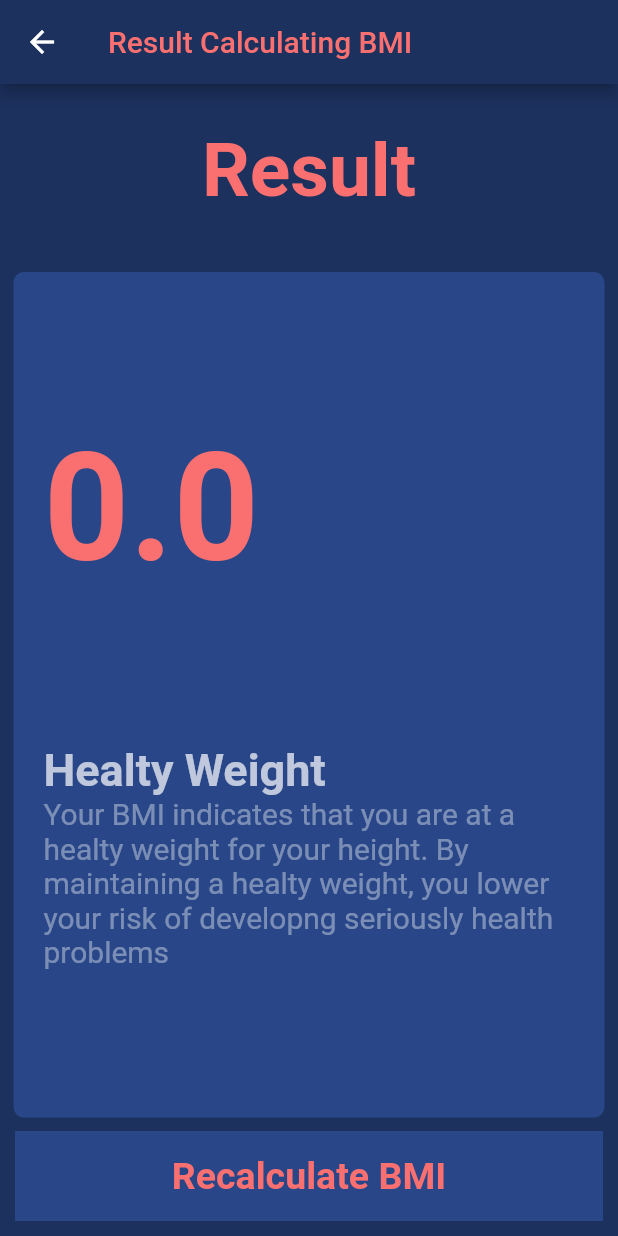
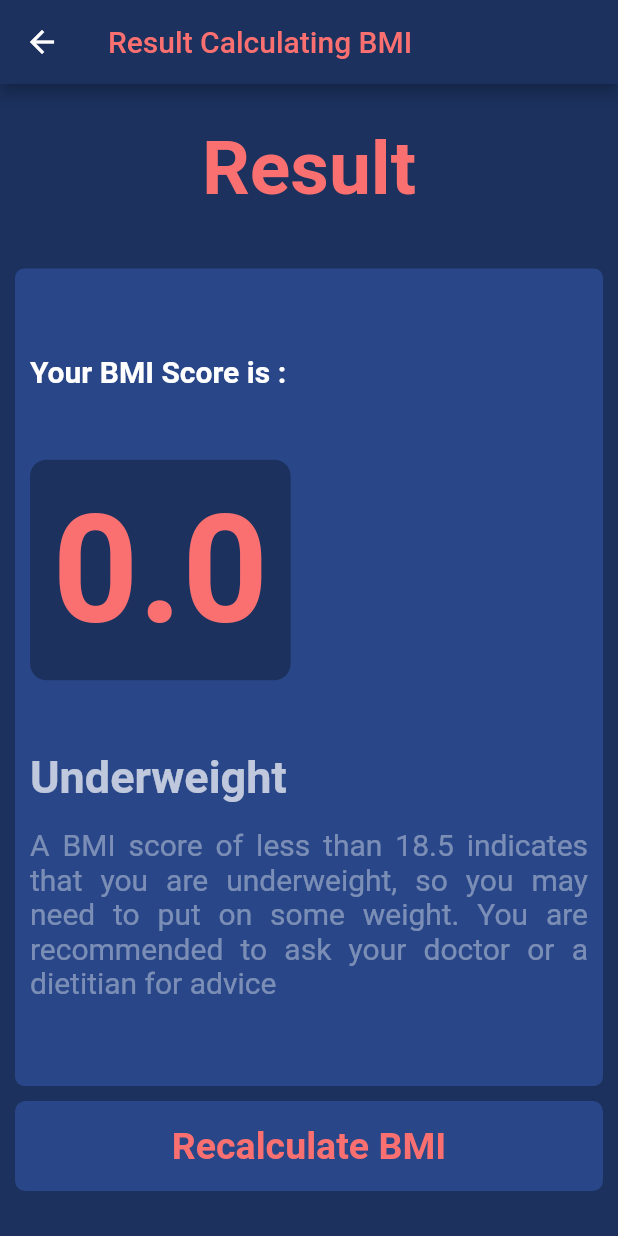
Before and after one commit to masendhy/bmi_weight_tracker, a Flutter app: the BmiResultScreen screen opened directly with empty values, on a phone screen of 412 x 824 dp. Run offline on Flutter 3.47's test engine with Material 2 defaults, Android fonts, the light colour scheme and no system bars.

Commit message:
modified:   lib/constant/constant.dart         modified:   lib/main.dart         modified:   lib/view/bmi_data_screen.dart         modified:   lib/view/bmi_result_screen.dart

```diff
--- a/lib/constant/constant.dart
+++ b/lib/constant/constant.dart
@@ -1,6 +1,6 @@
 import 'package:flutter/material.dart';
 
-Color primaryColor = const Color(0xff1C315E);
+const Color primaryColor = Color(0xff1C315E);
 TextStyle labelTextSTyle = const TextStyle(
     fontSize: 18, color: Color(0xffFA7070), fontWeight: FontWeight.bold);
 
@@ -11,4 +11,9 @@ Color secondaryColor = const Color.fromARGB(255, 41, 71, 136);
 Color thirdColor = const Color(0xffFA7070);
 
 TextStyle resultStyle = const TextStyle(
-    color: const Color(0xffFA7070), fontSize: 30, fontWeight: FontWeight.bold);
+    color: Color(0xffFA7070), fontSize: 30, fontWeight: FontWeight.bold);
+
+const String healthyweight = "Healthy Weight";
+const String preobesity = "Pre-Obesity";
+const String obesity = "Obesity";
+const String underweight = "Underweight";
--- a/lib/main.dart
+++ b/lib/main.dart
@@ -16,7 +16,7 @@ class MyApp extends StatelessWidget {
       title: 'BMI Weight Tracker',
       theme: ThemeData(
           scaffoldBackgroundColor: primaryColor,
-          appBarTheme: AppBarTheme(backgroundColor: primaryColor)),
+          appBarTheme: const AppBarTheme(backgroundColor: primaryColor)),
       home: const BmiDataScreen(),
     );
   }
--- a/lib/view/bmi_result_screen.dart
+++ b/lib/view/bmi_result_screen.dart
@@ -1,5 +1,6 @@
 // import 'package:flutter/src/widgets/container.dart';
 // import 'package:flutter/src/widgets/framework.dart';
+
 import 'package:bmi_weight_tracker/constant/constant.dart';
 import 'package:bmi_weight_tracker/view/bmi_data_screen.dart';
 import 'package:flutter/material.dart';
@@ -8,51 +9,112 @@ class BmiResultScreen extends StatelessWidget {
   const BmiResultScreen({super.key, required this.resultBmi});
   final double resultBmi;
 
+// BMI Status
+  String determineBmiCategory(double bmiValue) {
+    String category = "";
+    if (bmiValue < 18.5) {
+      category = underweight;
+    } else if (bmiValue < 25) {
+      category = healthyweight;
+    } else if (bmiValue < 30) {
+      category = preobesity;
+    } else if (bmiValue >= 30) {
+      category = obesity;
+    }
+    return category;
+  }
+
+  String getRiskDescription(String categoryName) {
+    String desc = "";
+
+    switch (categoryName) {
+      case underweight:
+        desc =
+            'A BMI score of less than 18.5 indicates that you are underweight, so you may need to put on some weight. You are recommended to ask your doctor or a dietitian for advice ';
+
+        break;
+      case healthyweight:
+        desc =
+            'Your BMI indicates that you are at a healty weight for your height. By maintaining a healty weight, you lower your risk of developng seriously health problems';
+        break;
+      case preobesity:
+        desc =
+            'A BMI score of 25 - 29.9 indicates that you are slightly overweight. You may be advised to lose some weight for health reasons. You are recommended to talk to your doctor or dietitian for advice.';
+        break;
+      case obesity:
+        desc =
+            'A BMI score of over 30 indicates that you are heavily overweight. Your health may be at risk if you do not lose weight. ou are recommended to talk to your doctor or dietitian for advice';
+
+        break;
+    }
+    return desc;
+  }
+
   @override
   Widget build(BuildContext context) {
+    final bmiCategory = determineBmiCategory(resultBmi);
+    final bmiDesc = getRiskDescription(bmiCategory);
+
     return Scaffold(
       appBar: AppBar(
-          title: Text(
+          title: const Text(
         'Result Calculating BMI',
         style: TextStyle(color: Color(0xffFA7070)),
       )),
-      body: Column(children: [
+      body: Container(
+        margin: const EdgeInsets.symmetric(horizontal: 5),
+        child: Column(children: [
           Expanded(
-            child: Container(
               child: Center(
             child: Text(
               'Result',
               style: TextStyle(
                   color: thirdColor, fontSize: 50, fontWeight: FontWeight.bold),
             ),
-          ),
           )),
           Expanded(
               flex: 5,
               child: BmiCard(
-              child: Padding(
-                padding: const EdgeInsets.symmetric(horizontal: 20.0),
+                child: Container(
+                  width: double.infinity,
+                  padding: const EdgeInsets.all(10),
                   child: Column(
                     mainAxisAlignment: MainAxisAlignment.spaceEvenly,
                     crossAxisAlignment: CrossAxisAlignment.start,
                     children: [
-                    Text(
-                      '${resultBmi.toStringAsFixed(1)}',
+                      const Text(
+                        'Your BMI Score is :',
+                        style: TextStyle(
+                            color: Colors.white,
+                            fontSize: 20,
+                            fontWeight: FontWeight.bold),
+                      ),
+                      Container(
+                        padding: const EdgeInsets.all(15),
+                        decoration: BoxDecoration(
+                            color: primaryColor,
+                            borderRadius: BorderRadius.circular(11)),
+                        child: Text(
+                          resultBmi.toStringAsFixed(1),
                           style: resultStyle.copyWith(fontSize: 100),
                         ),
+                      ),
                       RichText(
+                        textAlign: TextAlign.justify,
                         text: TextSpan(children: [
                           TextSpan(
-                          text: 'Healty Weight \n',
-                          style: resultStyle.copyWith(color: Colors.white70)),
+                              text: bmiCategory,
+                              style:
+                                  resultStyle.copyWith(color: Colors.white70)),
+                          const TextSpan(text: '\n\n'),
                           TextSpan(
-                          text:
-                              'Your BMI indicates that you are at a healty weight for your height. By maintaining a healty weight, you lower your risk of developng seriously health problems',
+                              text: bmiDesc,
                               style: resultStyle.copyWith(
                                   color: Colors.white38,
                                   fontWeight: FontWeight.normal,
                                   fontSize: 20)),
-                    ])),
+                        ]),
+                      ),
                     ],
                   ),
                 ),
@@ -62,9 +124,11 @@ class BmiResultScreen extends StatelessWidget {
               Navigator.pop(context);
             },
             child: Container(
-            decoration: BoxDecoration(color: secondaryColor),
+              decoration: BoxDecoration(
+                  color: secondaryColor,
+                  borderRadius: BorderRadius.circular(7)),
               height: 60,
-            margin: const EdgeInsets.only(left: 10, right: 10, bottom: 10),
+              margin: const EdgeInsets.only(left: 5, right: 5, bottom: 30),
               child: const Center(
                   child: Text('Recalculate BMI',
                       style: TextStyle(
@@ -74,6 +138,7 @@ class BmiResultScreen extends StatelessWidget {
             ),
           )
         ]),
+      ),
     );
   }
 }
```
Also changed, not shown: lib/view/bmi_data_screen.dart (+43 -31 lines). Lines whose indentation alone changed are shown as unchanged.
